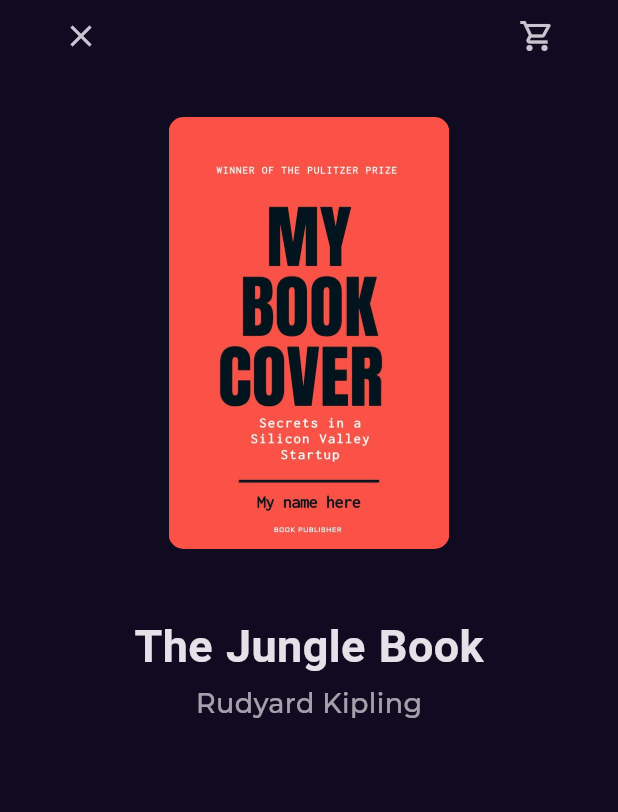
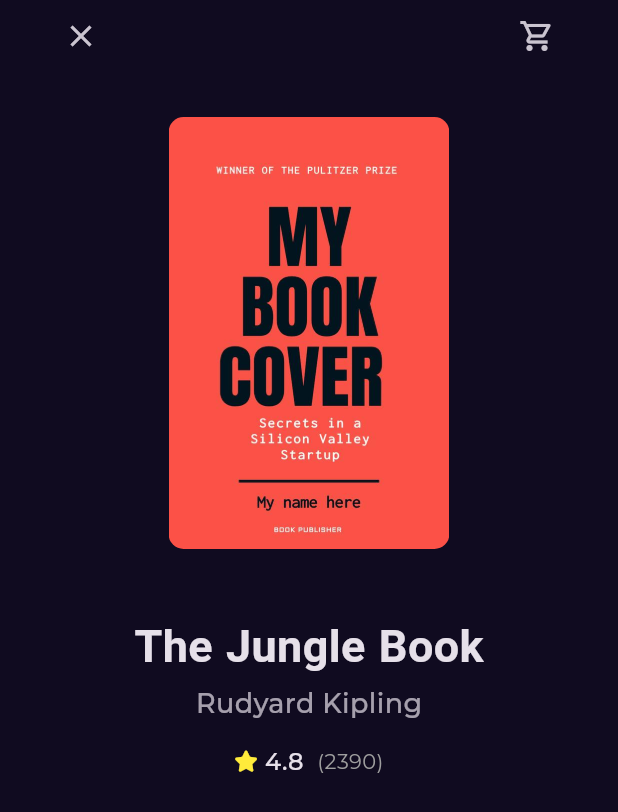
Before and after one commit to abdarahmann/Bookly-_-app, a Flutter app: the screen it shows after launch, after a tap on an icon or button, on a phone screen of 412 x 824 dp. Shown: the top 812 px of the screen. Run offline on Flutter 3.47's test engine with Material 3 defaults, Android fonts, the phone set to English and light mode, and no system bars; our stand-ins replace font_awesome_flutter, go_router, google_fonts.

Commit message:
add rating to book details

```diff
--- a/lib/features/home/presentation/views/widgets/book_rating.dart
+++ b/lib/features/home/presentation/views/widgets/book_rating.dart
@@ -1,20 +1,21 @@
-
 import 'package:flutter/material.dart';
 import 'package:font_awesome_flutter/font_awesome_flutter.dart';
 
 import '../../../../../core/utils/text_styles.dart';
 
 class BookRating extends StatelessWidget {
-  const BookRating({super.key});
-
+  const BookRating(
+      {super.key, this.mainAxisAlignment = MainAxisAlignment.start});
+  final MainAxisAlignment mainAxisAlignment;
   @override
   Widget build(BuildContext context) {
-    return const Row(
-      children: [
+    return Row(
+      mainAxisAlignment: mainAxisAlignment,
+      children: const [
         Icon(
           FontAwesomeIcons.solidStar,
           color: Colors.yellow,
-          size: 20,
+          size: 14,
         ),
         SizedBox(
           width: 6.3,
--- a/lib/features/home/presentation/views/widgets/books_details_view_body.dart
+++ b/lib/features/home/presentation/views/widgets/books_details_view_body.dart
@@ -1,4 +1,5 @@
 import 'package:bookly_app/core/utils/text_styles.dart';
+import 'package:bookly_app/features/home/presentation/views/widgets/book_rating.dart';
 import 'package:bookly_app/features/home/presentation/views/widgets/custom_book_item.dart';
 import 'package:flutter/material.dart';
 import 'package:flutter/widgets.dart';
@@ -41,6 +42,12 @@ class BookDetailsViewBody extends StatelessWidget {
               'Rudyard Kipling',
               style: Styles.textStyle18,
             ),
+          ),
+          const SizedBox(
+            height: 14,
+          ),
+          const BookRating(
+            mainAxisAlignment: MainAxisAlignment.center,
           )
         ],
       ),
```
